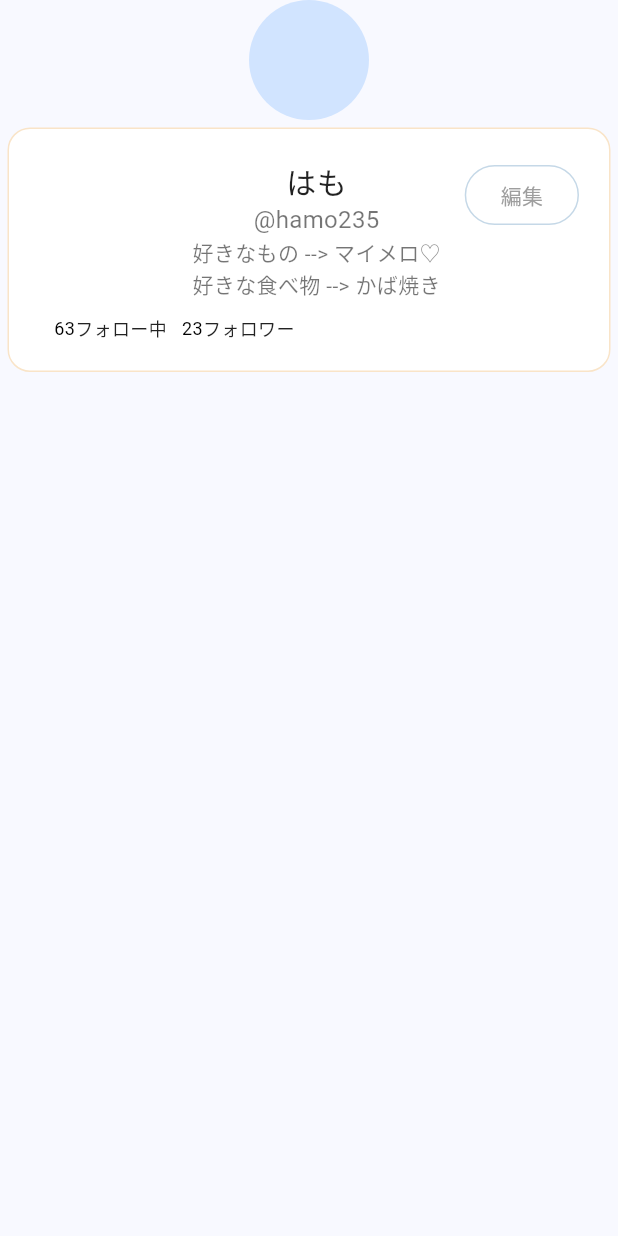
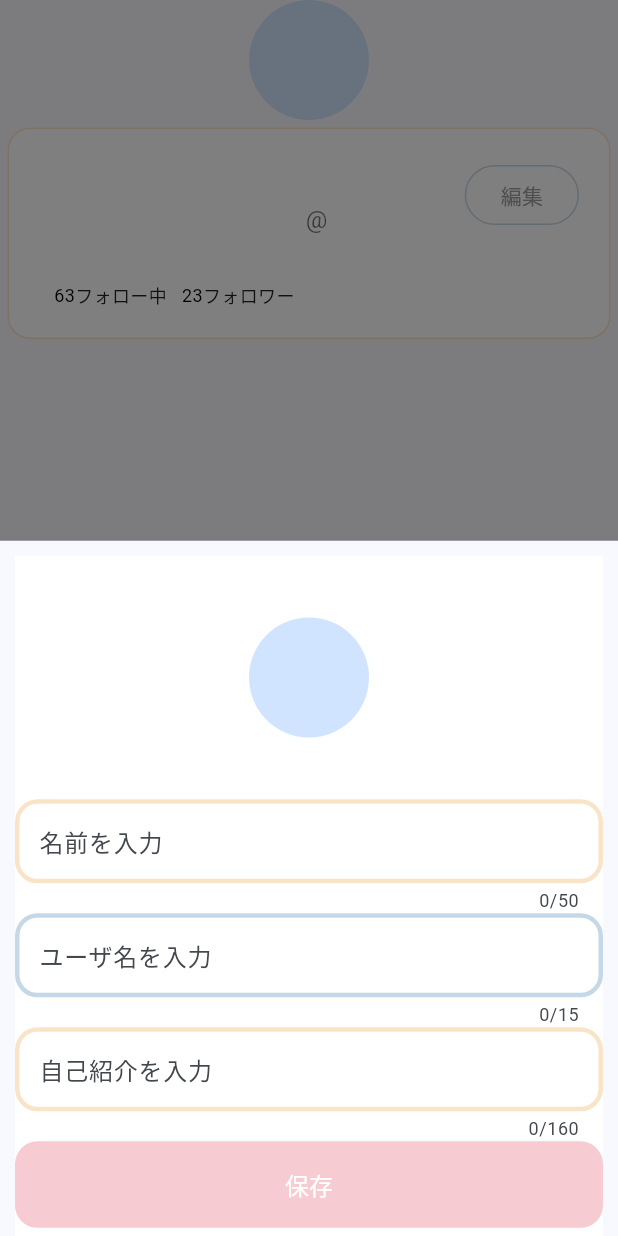
Before and after one commit to Hamo203/secure_sns, a Flutter app: the Accountpage screen opened directly, after a tap on "編集", on a phone screen of 412 x 824 dp. Run offline on Flutter 3.47's test engine with Material 3 defaults, Android fonts, the phone set to English and light mode, and no system bars; our stand-ins replace cloud_firestore, curved_labeled_navigation_bar, file_picker, firebase_core, firebase_storage, flutter_chat_types and 5 more; accounts and stored records are empty; Roboto replaces fonts that are missing (Inria Sans, Inter).

Commit message:
アカウント名,ユーザ名,bio登録ができるようになった

```diff
--- a/lib/model/account.dart
+++ b/lib/model/account.dart
@@ -3,12 +3,12 @@ class Account{
 
   String username;
   String name;
-  String? bio;
+  String bio;
   DateTime? createdDate;
   DateTime? birthday;
   String profilePhotoUrl;
   List? followers;
   List? retweets;
-  Account({this.username='',this.name='',this.bio,this.userid='', this.createdDate,this.birthday,this.profilePhotoUrl="",this.followers,this.retweets} );
+  Account({this.username='',this.name='',this.bio='',this.userid='', this.createdDate,this.birthday,this.profilePhotoUrl="",this.followers,this.retweets} );
 
 }
--- /dev/null
+++ b/lib/view/account/account_setting.dart
@@ -0,0 +1,279 @@
+import 'package:cloud_firestore/cloud_firestore.dart';
+import 'package:flutter/material.dart';
+import 'package:flutter/services.dart';
+import 'package:fluttertoast/fluttertoast.dart';
+import 'package:secure_sns/view/account/user_auth.dart';
+
+import '../../model/account.dart';
+
+class AccountSetting extends StatefulWidget {
+  const AccountSetting({super.key});
+
+  @override
+  State<AccountSetting> createState() => _AccountSettingState();
+}
+
+class _AccountSettingState extends State<AccountSetting> {
+  final GlobalKey<FormState> _formKey = GlobalKey<FormState>();
+  final Account _account = Account();
+
+  final TextEditingController _nameController = TextEditingController();
+  final TextEditingController _usernameController = TextEditingController();
+  final TextEditingController _descriptionController = TextEditingController();
+
+  Future<void> _setaccount(DocumentReference _mainReference) async {
+
+    try {
+      _formKey.currentState!.save();
+      await _mainReference.set({
+        'name': _account.name,
+        'username': _account.username,
+        'description': _account.bio,
+      });
+      Fluttertoast.showToast(msg: "保存に成功しました");
+    } catch (e) {
+      print(e);
+      Fluttertoast.showToast(msg: "保存に失敗しました");
+    }
+  }
+
+  @override
+  Widget build(BuildContext context) {
+    DocumentReference _mainReference = FirebaseFirestore.instance
+        .collection('users')
+        .doc(userAuth.currentUser!.uid);
+    print(userAuth.currentUser!.uid);
+
+    final double screenWidth = MediaQuery.of(context).size.width;
+    final double screenHeight = MediaQuery.of(context).size.height;
+
+
+    return Scaffold(
+      body: SingleChildScrollView(
+        child: Container(
+          margin:EdgeInsets.all(10),
+          child: Form(
+            key: _formKey,
+            child: Column(
+              children: [
+                Container(
+                  width: screenWidth,
+                  height: screenHeight,
+                  clipBehavior: Clip.antiAlias,
+                  decoration: BoxDecoration(color: Colors.white),
+                  child: Column(
+                    children: [
+                      SizedBox(height: screenHeight * 0.05),
+                      CircleAvatar(
+                        radius: 40,
+                      ),
+                      SizedBox(height: screenHeight * 0.05),
+                      TextFormField(
+                        controller: _nameController,
+                        inputFormatters: [
+                          LengthLimitingTextInputFormatter(50),
+                        ],
+                        decoration: InputDecoration(
+                          counterText: '${_nameController.text.length}/50',
+                          labelText: '名前を入力',
+                          filled: true,
+                          fillColor: Colors.white,
+                          border: OutlineInputBorder(
+                            borderRadius: BorderRadius.circular(15),
+                            borderSide: BorderSide.none,
+                          ),
+                          enabledBorder: OutlineInputBorder(
+                            borderRadius: BorderRadius.circular(15),
+                            borderSide: BorderSide(
+                              color: Color(0xFFF9E4C8),
+                              width: 3,
+                            ),
+                          ),
+                          focusedBorder: OutlineInputBorder(
+                            borderRadius: BorderRadius.circular(15),
+                            borderSide: BorderSide(
+                              color: Color(0xFFF9E4C8),
+                              width: 3,
+                            ),
+                          ),
+                          errorBorder: OutlineInputBorder(
+                            borderRadius: BorderRadius.circular(15),
+                            borderSide: BorderSide(
+                              color: Colors.red,
+                              width: 3,
+                            ),
+                          ),
+                          focusedErrorBorder: OutlineInputBorder(
+                            borderRadius: BorderRadius.circular(15),
+                            borderSide: BorderSide(
+                              color: Colors.red,
+                              width: 3,
+                            ),
+                          ),
+                        ),
+                        onSaved: (String? value) {
+                          _account.name = value!;
+                        },
+
+                        validator: (value) {
+                          if (value!.isEmpty) {
+                            return '名前は必須項目です';
+                          } else {
+                            return null;
+                          }
+                        },
+                      ),
+                      TextFormField(
+                        controller: _usernameController,
+                        inputFormatters: [
+                          LengthLimitingTextInputFormatter(15),
+                          FilteringTextInputFormatter.allow(
+                            RegExp(r'[a-zA-Z0-9]'),
+                          ),
+                        ],
+                        decoration: InputDecoration(
+                          counterText: '${_usernameController.text.length}/15',
+                          labelText: 'ユーザ名を入力',
+                          filled: true,
+                          fillColor: Colors.white,
+                          border: OutlineInputBorder(
+                            borderRadius: BorderRadius.circular(15),
+                            borderSide: BorderSide.none,
+                          ),
+                          enabledBorder: OutlineInputBorder(
+                            borderRadius: BorderRadius.circular(15),
+                            borderSide: BorderSide(
+                              color: Color(0xFFC5D8E7),
+                              width: 3,
+                            ),
+                          ),
+                          focusedBorder: OutlineInputBorder(
+                            borderRadius: BorderRadius.circular(15),
+                            borderSide: BorderSide(
+                              color: Color(0xFFC5D8E7),
+                              width: 3,
+                            ),
+                          ),
+                          errorBorder: OutlineInputBorder(
+                            borderRadius: BorderRadius.circular(15),
+                            borderSide: BorderSide(
+                              color: Colors.red,
+                              width: 3,
+                            ),
+                          ),
+                          focusedErrorBorder: OutlineInputBorder(
+                            borderRadius: BorderRadius.circular(15),
+                            borderSide: BorderSide(
+                              color: Colors.red,
+                              width: 3,
+                            ),
+                          ),
+                        ),
+                        onSaved: (String? value) {
+                          _account.username = value!;
+                        },
+
+                        validator: (value) {
+                          if (value!.isEmpty) {
+                            return 'ユーザ名は必須項目です';
+                          } else {
+                            return null;
+                          }
+                        },
+                      ),
+                      TextFormField(
+                        maxLines: null,
+                        controller: _descriptionController,
+                        inputFormatters: [
+                          LengthLimitingTextInputFormatter(160),
+                        ],
+                        decoration: InputDecoration(
+                          counterText:
+                          '${_descriptionController.text.length}/160',
+                          labelText: '自己紹介を入力',
+                          filled: true,
+                          fillColor: Colors.white,
+                          border: OutlineInputBorder(
+                            borderRadius: BorderRadius.circular(15),
+                            borderSide: BorderSide.none,
+                          ),
+                          enabledBorder: OutlineInputBorder(
+                            borderRadius: BorderRadius.circular(15),
+                            borderSide: BorderSide(
+                              color: Color(0xFFF9E4C8),
+                              width: 3,
+                            ),
+                          ),
+                          focusedBorder: OutlineInputBorder(
+                            borderRadius: BorderRadius.circular(15),
+                            borderSide: BorderSide(
+                              color: Color(0xFFF9E4C8),
+                              width: 3,
+                            ),
+                          ),
+                          errorBorder: OutlineInputBorder(
+                            borderRadius: BorderRadius.circular(15),
+                            borderSide: BorderSide(
+                              color: Colors.red,
+                              width: 3,
+                            ),
+                          ),
+                          focusedErrorBorder: OutlineInputBorder(
+                            borderRadius: BorderRadius.circular(15),
+                            borderSide: BorderSide(
+                              color: Colors.red,
+                              width: 3,
+                            ),
+                          ),
+                        ),
+                        onSaved: (String? value) {
+                          _account.bio = value!;
+                        },
+                        validator: (value) {
+                          if (value!.isEmpty) {
+                            return '自己紹介は必須項目です';
+                          } else {
+                            return null;
+                          }
+                        },
+                      ),
+                      TextButton(
+                        style: TextButton.styleFrom(
+                          backgroundColor: Color(0xFFF6CBD1),
+                          shape: RoundedRectangleBorder(
+                            borderRadius: BorderRadius.circular(15),
+                          ),
+                          minimumSize: Size(screenWidth * 0.4,
+                              screenHeight * 0.07), // 画面幅の40%, 画面高さの7%
+                        ),
+                        onPressed: () async {
+                          if (_formKey.currentState!.validate()) {
+                            _formKey.currentState!.save();
+                            print("done");
+                          }
+                          await _setaccount(_mainReference);
+                        },
+                        child: Center(
+                          child: Text(
+                            '保存',
+                            style: TextStyle(
+                              color: Colors.white,
+                              fontSize: 16,
+                              fontFamily: 'Inter',
+                              fontWeight: FontWeight.w400,
+                              height: 0,
+                            ),
+                          ),
+                        ),
+                      ),
+                    ],
+                  ),
+                ),
+              ],
+            ),
+          ),
+        ),
+      ),
+    );
+  }
+}
--- a/lib/view/account/accountpage.dart
+++ b/lib/view/account/accountpage.dart
@@ -4,8 +4,10 @@ import 'dart:io';
 import 'package:cloud_firestore/cloud_firestore.dart';
 import 'package:firebase_storage/firebase_storage.dart';
 import 'package:flutter/material.dart';
+import 'package:fluttertoast/fluttertoast.dart';
 import 'package:intl/intl.dart';
 import 'package:path_provider/path_provider.dart';
+import 'package:secure_sns/view/account/account_setting.dart';
 import 'package:secure_sns/view/account/user_auth.dart';
 import '../../model/account.dart';
 import '../../model/post.dart';
@@ -20,17 +22,22 @@ class Accountpage extends StatefulWidget {
 
 class _AccountpageState extends State<Accountpage> {
   List<Post> postlist=[];
-  Image? _img;
+  Account account = new Account(
+      name:"",
+      username:"",
+      bio:""
+  );
+
 
   Future<void> fetchPosts() async{
     try{
+      //firebaseからPostの情報を取得する
       QuerySnapshot snapshot = await FirebaseFirestore.instance
           .collection('users').doc(userAuth.currentUser!.uid)
           .collection('posts')
           .get();
 
       List<Post> loadedPosts = [];
-
       snapshot.docs.forEach((doc){
         Map<String, dynamic> data = doc.data() as Map<String, dynamic>;
         loadedPosts.add( Post(
@@ -52,24 +59,41 @@ class _AccountpageState extends State<Accountpage> {
     }
   }
 
-  Account account = new Account(
-    username: 'hamo235',
-    name: 'hamo',
-    userid: '1',
-    createdDate: DateTime.now(),
-  );
-  List<Post> postlist_net=[];
+  Future<void> fetchAccount() async {
+    try {
+      DocumentSnapshot snapshot = await FirebaseFirestore.instance
+          .collection('users').doc(userAuth.currentUser!.uid)
+          .get();
+      if (snapshot.exists) {
+        setState(() {
+          account.name = snapshot.get('name');
+          account.username = snapshot.get('username');
+          account.bio = snapshot.get('description');
+        });
+      } else {
+        print('No account data found for this user.');
+      }
+    } catch (e) {
+      print('Failed to fetch account data: $e');
+    }
+  }
+
+
+
 
   @override
   void initState() {
     super.initState();
     fetchPosts();
+    fetchAccount();
   }
 
 
   @override
   Widget build(BuildContext context) {
+
     return Scaffold(
+
       body: SafeArea(
         child: SingleChildScrollView(
           child: Column(
@@ -96,7 +120,7 @@ class _AccountpageState extends State<Accountpage> {
                             crossAxisAlignment: CrossAxisAlignment.center,
                             children: [
                               Text(
-                                "はも",
+                                account.name,
                                 style: TextStyle(
                                   fontSize: 20,
                                   fontFamily: 'Inria Sans',
@@ -104,7 +128,7 @@ class _AccountpageState extends State<Accountpage> {
                                 ),
                               ),
                               Text(
-                                "@hamo235",
+                                '@'+account.username,
                                 style: TextStyle(
                                   fontSize: 16,
                                   fontFamily: 'Inria Sans',
@@ -112,15 +136,7 @@ class _AccountpageState extends State<Accountpage> {
                                 ),
                               ),
                               Text(
-                                "好きなもの --> マイメロ♡",
-                                style: TextStyle(
-                                  fontSize: 14,
-                                  fontFamily: 'Inria Sans',
-                                  color: Colors.black54,
-                                ),
-                              ),
-                              Text(
-                                "好きな食べ物 --> かば焼き",
+                                account.bio,
                                 style: TextStyle(
                                   fontSize: 14,
                                   fontFamily: 'Inria Sans',
@@ -171,10 +187,22 @@ class _AccountpageState extends State<Accountpage> {
                       ],
                     ),
                     Positioned(
+                      //アカウント設定
                       top: 0,
                       right: 0,
                       child: OutlinedButton(
-                        onPressed: () {},
+                        onPressed: () async{
+                          await showModalBottomSheet<void>(
+                            context: context,
+                            backgroundColor: Colors.transparent,
+                            isScrollControlled: false,
+                            enableDrag: true,
+                            barrierColor: Colors.black.withOpacity(0.5),
+                            builder:(context){
+                            return AccountSetting();}
+                          );
+                          },
+
                         style: OutlinedButton.styleFrom(
                           side: BorderSide(color: Color(0xFFC5D8E7)),
                         ),
@@ -196,6 +224,8 @@ class _AccountpageState extends State<Accountpage> {
                 itemCount: postlist.length,
                 itemBuilder: (BuildContext context, int index) {
                   return Container(
+
+                    color: Colors.white,
                     child: Column(
                       crossAxisAlignment: CrossAxisAlignment.start,
                       children: [
@@ -222,6 +252,7 @@ class _AccountpageState extends State<Accountpage> {
                           isLiked: postlist[index].buttonPush,
                         ),
                         SizedBox(height: 20),
+                        Divider(),
                       ],
                     ),
                   );
```
